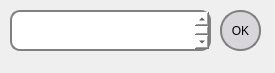
Before: the Qt Designer form win_for_x.ui in Dynokey/SmartCalc-v1, drawn with Qt 5.
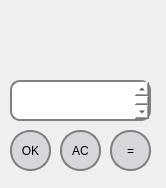
After: the same form once the commit is applied.

```diff
--- a/win_for_x.ui
+++ b/win_for_x.ui
@@ -6,16 +6,10 @@
    <rect>
     <x>0</x>
     <y>0</y>
-    <width>275</width>
-    <height>73</height>
+    <width>166</width>
+    <height>188</height>
    </rect>
   </property>
-  <property name="minimumSize">
-   <size>
-    <width>275</width>
-    <height>60</height>
-   </size>
-  </property>
   <property name="windowTitle">
    <string>Dialog</string>
   </property>
@@ -25,8 +19,8 @@
   <widget class="QPushButton" name="pushButton_ok">
    <property name="geometry">
     <rect>
-     <x>220</x>
-     <y>10</y>
+     <x>10</x>
+     <y>130</y>
      <width>41</width>
      <height>41</height>
     </rect>
@@ -64,8 +58,8 @@
    <property name="geometry">
     <rect>
      <x>10</x>
-     <y>10</y>
-     <width>201</width>
+     <y>80</y>
+     <width>141</width>
      <height>41</height>
     </rect>
    </property>
@@ -85,6 +79,112 @@
 </string>
    </property>
   </widget>
+  <widget class="QPushButton" name="pushButton_eq">
+   <property name="geometry">
+    <rect>
+     <x>110</x>
+     <y>130</y>
+     <width>41</width>
+     <height>41</height>
+    </rect>
+   </property>
+   <property name="sizePolicy">
+    <sizepolicy hsizetype="Preferred" vsizetype="Preferred">
+     <horstretch>40</horstretch>
+     <verstretch>40</verstretch>
+    </sizepolicy>
+   </property>
+   <property name="minimumSize">
+    <size>
+     <width>40</width>
+     <height>40</height>
+    </size>
+   </property>
+   <property name="cursor">
+    <cursorShape>PointingHandCursor</cursorShape>
+   </property>
+   <property name="styleSheet">
+    <string notr="true">QPushButton {
+	border: 2px solid gray;
+ 	border-radius: 20px;
+	background-color:rgb(216, 214, 218);
+	margin: 0px
+}
+
+QPushButton:pressed {
+	background-color: qlineargradient(x1: 0, y1: 0, x2: 0, y2: 1, 
+									stop:  0 #dadbde, stop: 1 #f6f7fa);
+}</string>
+   </property>
+   <property name="text">
+    <string>=</string>
+   </property>
+  </widget>
+  <widget class="QPushButton" name="pushButton_AC">
+   <property name="geometry">
+    <rect>
+     <x>60</x>
+     <y>130</y>
+     <width>41</width>
+     <height>41</height>
+    </rect>
+   </property>
+   <property name="sizePolicy">
+    <sizepolicy hsizetype="Preferred" vsizetype="Preferred">
+     <horstretch>40</horstretch>
+     <verstretch>40</verstretch>
+    </sizepolicy>
+   </property>
+   <property name="minimumSize">
+    <size>
+     <width>40</width>
+     <height>40</height>
+    </size>
+   </property>
+   <property name="cursor">
+    <cursorShape>PointingHandCursor</cursorShape>
+   </property>
+   <property name="styleSheet">
+    <string notr="true">QPushButton {
+	border: 2px solid gray;
+ 	border-radius: 20px;
+	background-color:rgb(216, 214, 218);
+	margin: 0px
+}
+
+QPushButton:pressed {
+	background-color: qlineargradient(x1: 0, y1: 0, x2: 0, y2: 1, 
+									stop:  0 #dadbde, stop: 1 #f6f7fa);
+}</string>
+   </property>
+   <property name="text">
+    <string>AC</string>
+   </property>
+  </widget>
+  <widget class="QLabel" name="result_x">
+   <property name="geometry">
+    <rect>
+     <x>17</x>
+     <y>19</y>
+     <width>131</width>
+     <height>31</height>
+    </rect>
+   </property>
+   <property name="font">
+    <font>
+     <family>.AppleSystemUIFont</family>
+     <pointsize>24</pointsize>
+     <italic>false</italic>
+     <bold>false</bold>
+    </font>
+   </property>
+   <property name="styleSheet">
+    <string notr="true">font: 24pt &quot;.AppleSystemUIFont&quot;;</string>
+   </property>
+   <property name="text">
+    <string/>
+   </property>
+  </widget>
  </widget>
  <resources/>
  <connections/>
```
Left out of the diff: 3 changed lines with no effect on the pictures.
